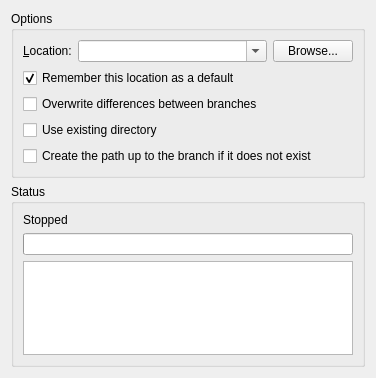
Above: ui/push.ui from breezy-team/qbrz before the change. Below: the same form after it.
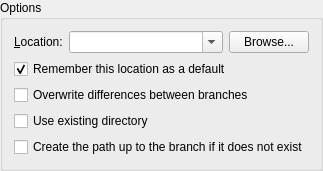
That is the form after the change.

Commit message: Change pull, push, branch, and merge to use SubProcessDialog.

```diff
--- a/ui/push.ui
+++ b/ui/push.ui
@@ -1,17 +1,14 @@
 <ui version="4.0" >
  <class>PushForm</class>
- <widget class="QWidget" name="PushForm" >
+ <widget class="QGroupBox" name="PushForm" >
   <property name="geometry" >
    <rect>
     <x>0</x>
     <y>0</y>
-    <width>376</width>
-    <height>378</height>
+    <width>294</width>
+    <height>153</height>
    </rect>
   </property>
-  <layout class="QVBoxLayout" name="verticalLayout" >
-   <item>
-    <widget class="QGroupBox" name="groupBox" >
      <property name="title" >
       <string>Options</string>
      </property>
@@ -78,38 +75,6 @@
         <property name="text" >
          <string>Create the path up to the branch if it does not exist</string>
         </property>
-       </widget>
-      </item>
-     </layout>
-    </widget>
-   </item>
-   <item>
-    <widget class="QGroupBox" name="groupBox_2" >
-     <property name="title" >
-      <string>Status</string>
-     </property>
-     <layout class="QVBoxLayout" >
-      <item>
-       <widget class="QLabel" name="progressMessage" >
-        <property name="text" >
-         <string>Stopped</string>
-        </property>
-        <property name="wordWrap" >
-         <bool>true</bool>
-        </property>
-       </widget>
-      </item>
-      <item>
-       <widget class="QProgressBar" name="progressBar" >
-        <property name="maximum" >
-         <number>1000000</number>
-        </property>
-       </widget>
-      </item>
-      <item>
-       <widget class="QTextBrowser" name="console" />
-      </item>
-     </layout>
     </widget>
    </item>
   </layout>
```
Lines whose indentation alone changed are shown as unchanged. The commit also changes 9 other files.
